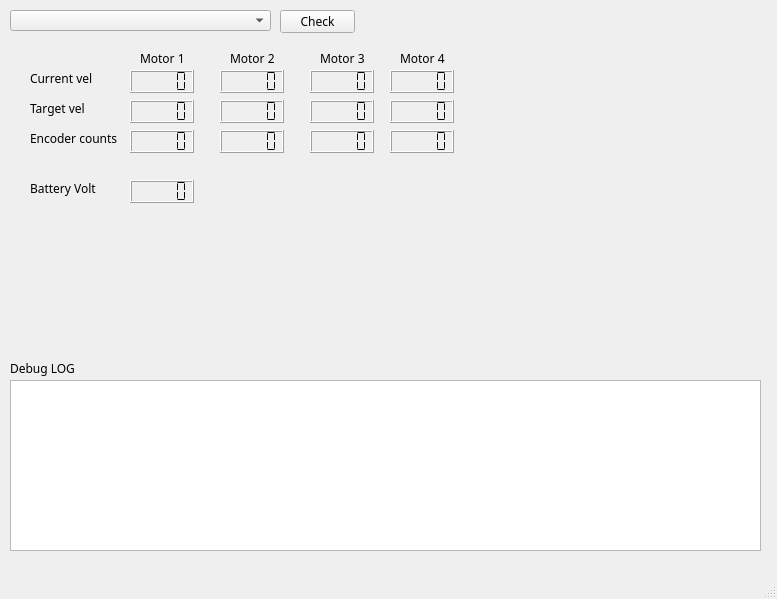
The window that qt_interface/mainwindow.ui (PabloNH00/rosa_firmware_Pablo) describes before a commit, drawn with Qt 5.
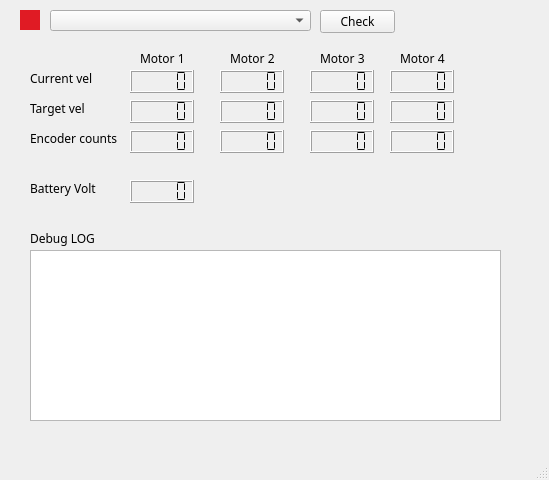
The same window after the commit. Custom widgets are drawn as their Qt base class.

Commit message: ubuntu and qt6 support

Diff of the .ui file:
```diff
--- a/qt_interface/mainwindow.ui
+++ b/qt_interface/mainwindow.ui
@@ -6,10 +6,22 @@
    <rect>
     <x>0</x>
     <y>0</y>
-    <width>777</width>
-    <height>599</height>
+    <width>549</width>
+    <height>480</height>
    </rect>
   </property>
+  <property name="minimumSize">
+   <size>
+    <width>549</width>
+    <height>480</height>
+   </size>
+  </property>
+  <property name="maximumSize">
+   <size>
+    <width>549</width>
+    <height>480</height>
+   </size>
+  </property>
   <property name="font">
    <font>
     <family>Century Gothic</family>
@@ -23,7 +35,7 @@
    <widget class="QComboBox" name="CB_NetworkInterfaces">
     <property name="geometry">
      <rect>
-      <x>10</x>
+      <x>50</x>
       <y>10</y>
       <width>261</width>
       <height>21</height>
@@ -33,7 +45,7 @@
    <widget class="QPushButton" name="B_check">
     <property name="geometry">
      <rect>
-      <x>280</x>
+      <x>320</x>
       <y>10</y>
       <width>75</width>
       <height>23</height>
@@ -49,9 +61,9 @@
    <widget class="QTextEdit" name="TE_info">
     <property name="geometry">
      <rect>
-      <x>10</x>
-      <y>380</y>
-      <width>751</width>
+      <x>30</x>
+      <y>250</y>
+      <width>471</width>
       <height>171</height>
      </rect>
     </property>
@@ -59,8 +71,8 @@
    <widget class="QLabel" name="label">
     <property name="geometry">
      <rect>
-      <x>10</x>
-      <y>360</y>
+      <x>30</x>
+      <y>230</y>
       <width>81</width>
       <height>16</height>
      </rect>
@@ -358,14 +370,17 @@
    <widget class="HeartBeat" name="heartbeat" native="true">
     <property name="geometry">
      <rect>
-      <x>740</x>
+      <x>20</x>
       <y>10</y>
       <width>20</width>
       <height>20</height>
      </rect>
     </property>
     <property name="autoFillBackground">
-     <bool>true</bool>
+     <bool>false</bool>
+    </property>
+    <property name="styleSheet">
+     <string notr="true">background-color: rgb(224, 27, 36);</string>
     </property>
    </widget>
   </widget>
```
Left out of the diff: 5 changed lines with no effect on the pictures.
